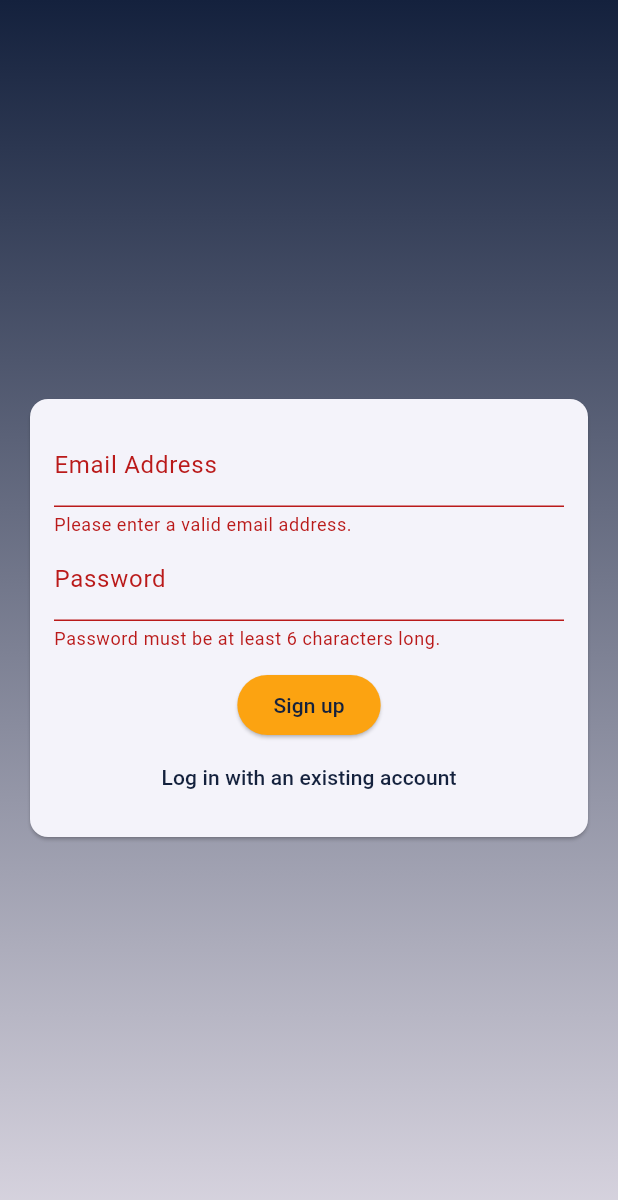
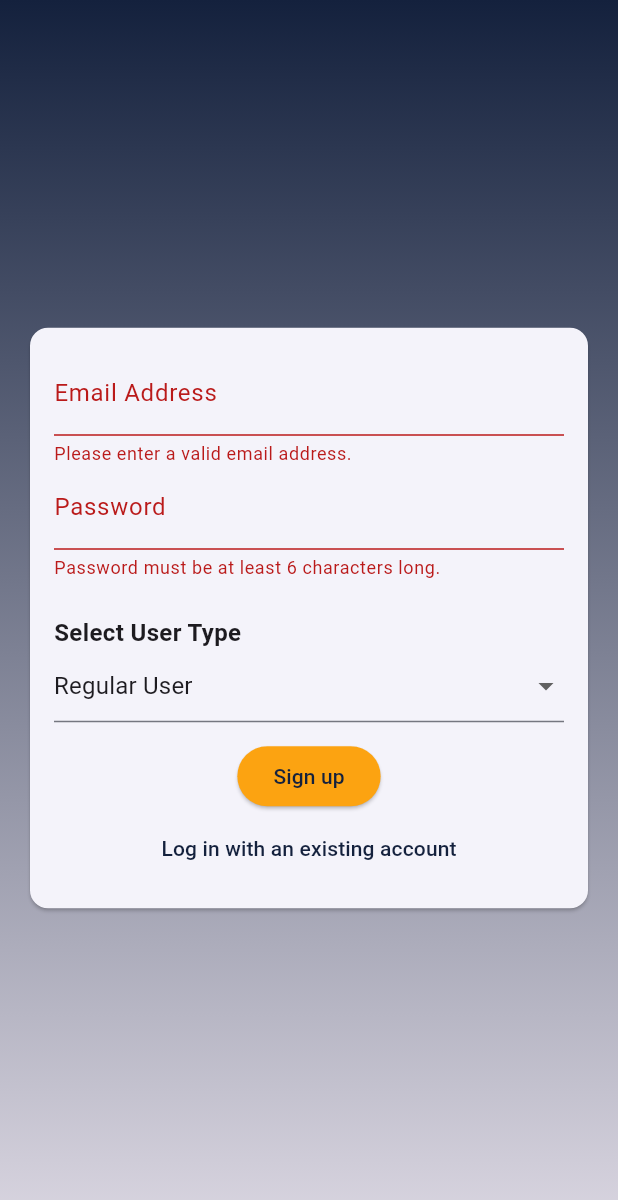
Before and after one commit to AndreasMoss/offers_app, a Flutter app: the screen it shows after launch, after a tap on "Log in", after a tap on "Create an account", on a phone screen of 412 x 824 dp. Shown: the top 1200 px of the screen. Run offline on Flutter 3.47's test engine with Material 3 defaults, Android fonts, the phone set to English and light mode, and no system bars; our stand-ins replace cloud_firestore, firebase_auth, firebase_core; accounts and stored records are empty; generated files the repository leaves out were written again.

Commit message:
usertype functionality in sign up and add user data in firestore with uid

```diff
--- a/lib/models/offer.dart
+++ b/lib/models/offer.dart
@@ -19,7 +19,8 @@ class Offer {
   void redeemCode() {
     if (availableCodes > 0) {
       redeemedCodes++;
-    } else
+    } else {
       print('No Codes left');
+    }
   }
 }
--- /dev/null
+++ b/lib/models/user_type.dart
@@ -0,0 +1 @@
+enum UserType { regular, business }
--- a/lib/screens/auth.dart
+++ b/lib/screens/auth.dart
@@ -1,5 +1,10 @@
+// NEED TO FIX
+// PREPEI NA FTIAXW TA IFs na einai 1 if, giati exw balei kapou 3, otan eftiaxna to userType form.
+
+import 'package:cloud_firestore/cloud_firestore.dart';
 import 'package:flutter/material.dart';
 import 'package:firebase_auth/firebase_auth.dart';
+import 'package:offers_app/models/user_type.dart';
 
 //setting the firebase instance object
 final _firebase = FirebaseAuth.instance;
@@ -17,6 +22,7 @@ class _AuthScreenState extends State<AuthScreen> {
 
   var _enteredEmail = '';
   var _enteredPassword = '';
+  UserType _selectedUserType = UserType.regular;
 
   void _submit() async {
     final isValid = _form.currentState!.validate();
@@ -32,6 +38,15 @@ class _AuthScreenState extends State<AuthScreen> {
       } else {
         final userCredentials = await _firebase.createUserWithEmailAndPassword(
             email: _enteredEmail, password: _enteredPassword);
+
+        await FirebaseFirestore.instance
+            .collection('users')
+            .doc(userCredentials.user!.uid)
+            .set({
+          'email': _enteredEmail,
+          'userType':
+              _selectedUserType == UserType.business ? 'business' : 'regular',
+        });
       }
     } on FirebaseAuthException catch (error) {
       ScaffoldMessenger.of(context).clearSnackBars();
@@ -105,6 +120,47 @@ class _AuthScreenState extends State<AuthScreen> {
                                 _enteredPassword = value!;
                               },
                             ),
+                            const SizedBox(height: 24),
+                            if (!_isLogin)
+                              const Align(
+                                alignment: Alignment.topLeft,
+                                child: Text(
+                                  'Select User Type',
+                                  textAlign: TextAlign.start,
+                                  style: TextStyle(
+                                      fontSize: 16,
+                                      fontWeight: FontWeight.bold),
+                                ),
+                              ),
+                            if (!_isLogin)
+                              DropdownButtonFormField(
+                                  value: UserType.regular,
+                                  items: const [
+                                    DropdownMenuItem(
+                                      //value sto menuItem einai to value poy tha parei en telei stin epilogi.
+                                      value: UserType.regular,
+                                      child: Text(
+                                        'Regular User',
+                                        style: TextStyle(
+                                            fontWeight: FontWeight.normal),
+                                      ),
+                                    ),
+                                    DropdownMenuItem(
+                                      value: UserType.business,
+                                      child: Text(
+                                        'Business',
+                                        style: TextStyle(
+                                            fontWeight: FontWeight.normal),
+                                      ),
+                                    ),
+                                  ],
+                                  onChanged: (value) {
+                                    setState(() {
+                                      _selectedUserType = value!;
+                                      //de mporei na einai null kathws exw kanei arxikopoiisi tou _selectedUserType
+                                      print(_selectedUserType);
+                                    });
+                                  }),
                             const SizedBox(height: 12),
                             ElevatedButton(
                               onPressed: _submit,
--- a/lib/screens/offers_details.dart
+++ b/lib/screens/offers_details.dart
@@ -37,9 +37,9 @@ class OffersDetails extends StatelessWidget {
                 // Navigator.of(context).pop();
                 // print(offer.availableCodes);
               },
-              child: const Text('Redeem Code'),
               style: ElevatedButton.styleFrom(
                   backgroundColor: Theme.of(context).colorScheme.secondary),
+              child: const Text('Redeem Code'),
             )
           ],
         ),
--- a/pubspec.yaml
+++ b/pubspec.yaml
@@ -37,6 +37,7 @@ dependencies:
   cupertino_icons: ^1.0.8
   firebase_core: ^3.6.0
   firebase_auth: ^5.3.1
+  cloud_firestore: ^5.4.4
 
 dev_dependencies:
   flutter_test:
```
Also changed, not shown: pubspec.lock, 3 other files.
